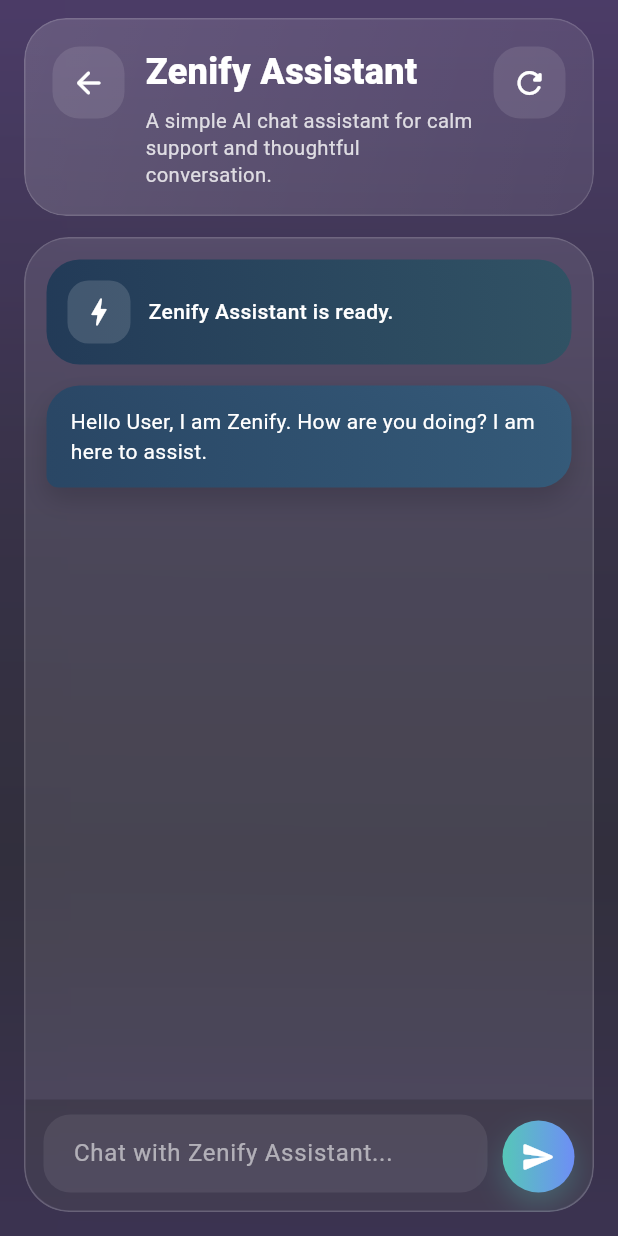
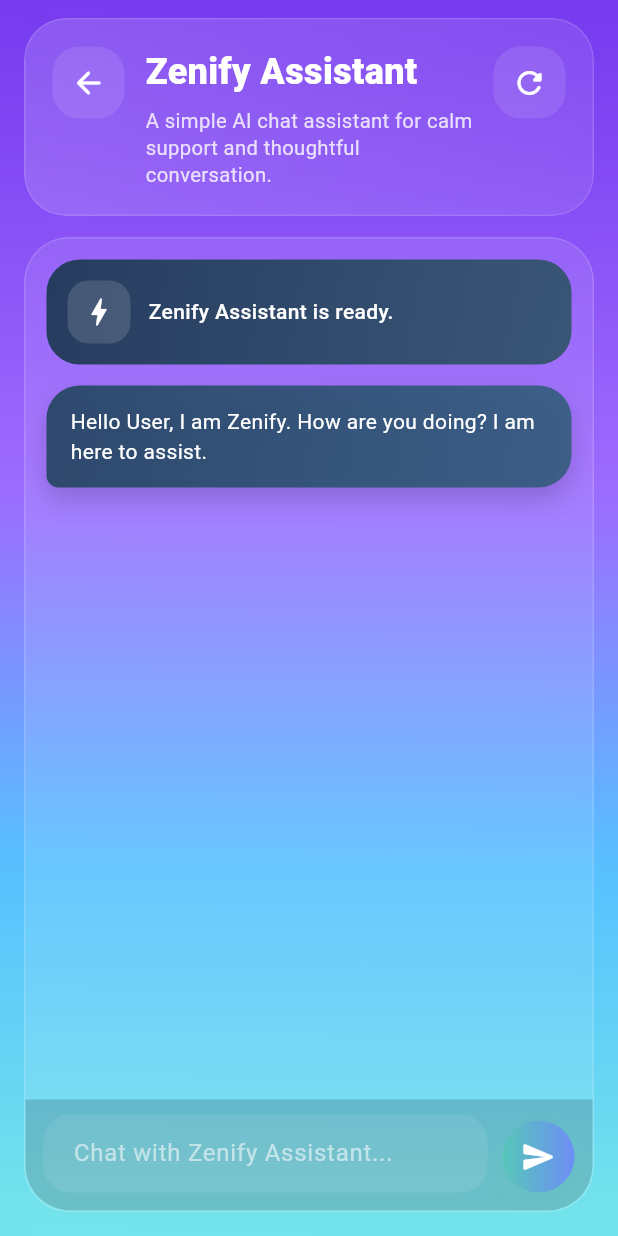
Before and after one commit to WaleejaAtif/mindreset-app, a Flutter app: the LearningAssistantScreen screen opened by its route, on a phone screen of 412 x 824 dp. Run offline on Flutter 3.47's test engine with Material 3 defaults, Android fonts, the phone set to English and light mode, and no system bars; our stand-ins replace cloud_firestore, firebase_auth, firebase_core, fl_chart, just_audio, shared_preferences and 1 more; accounts and stored records are empty; network calls fail.

Commit message:
Restore previous vibrant background specifically for the learning assistant bot

```diff
--- a/lib/screens/learning_assistant.dart
+++ b/lib/screens/learning_assistant.dart
@@ -382,6 +382,7 @@ class _LearningAssistantScreenState extends State<LearningAssistantScreen> {
     final keyboardInset = MediaQuery.of(context).viewInsets.bottom;
 
     return AnimatedBackground(
+      isAuraTheme: false,
       child: Scaffold(
         backgroundColor: Colors.transparent,
         resizeToAvoidBottomInset: false,
--- a/lib/widgets/animated_background.dart
+++ b/lib/widgets/animated_background.dart
@@ -5,12 +5,14 @@ class AnimatedBackground extends StatefulWidget {
   final Widget child;
   final bool hasBlur;
   final bool isLightMode;
+  final bool isAuraTheme;
 
   const AnimatedBackground({
     super.key,
     required this.child,
     this.hasBlur = true,
     this.isLightMode = false,
+    this.isAuraTheme = true,
   });
 
   @override
@@ -98,12 +100,19 @@ class _AnimatedBackgroundState extends State<AnimatedBackground>
                   gradient: LinearGradient(
                     begin: _topAlignmentAnimation.value,
                     end: _bottomAlignmentAnimation.value,
-                    colors: const [
-                      Color(0xFF2C1A4D), // Soft glowing purple
-                      Color(0xFF150E28), // Deep purple
-                      Color(0xFF0D0B1A), // Near black
-                      Color(0xFF1A0F33), // Deep purple-blue
-                    ],
+                    colors: widget.isAuraTheme
+                        ? const [
+                            Color(0xFF2C1A4D), // Soft glowing purple
+                            Color(0xFF150E28), // Deep purple
+                            Color(0xFF0D0B1A), // Near black
+                            Color(0xFF1A0F33), // Deep purple-blue
+                          ]
+                        : const [
+                            Color(0xFF5E17EB), // Deep Purple
+                            Color(0xFF8C52FF), // Vibrant Purple
+                            Color(0xFF38B6FF), // Light Blue
+                            Color(0xFF5CE1E6), // Mint/Cyan
+                          ],
                     stops: const [0.0, 0.4, 0.7, 1.0],
                   ),
                 ),
```
